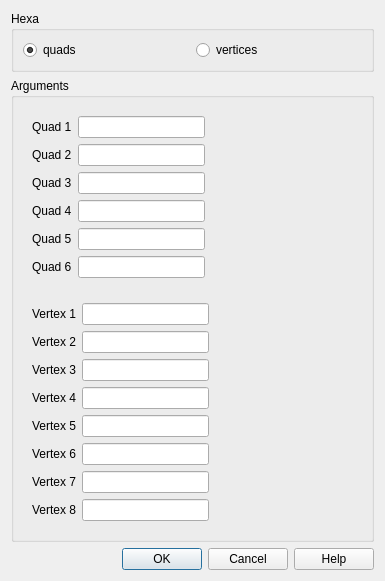
Old version of the form src/HEXABLOCKGUI/Hexa_QTD.ui in the repository SalomePlatform/hexablock.
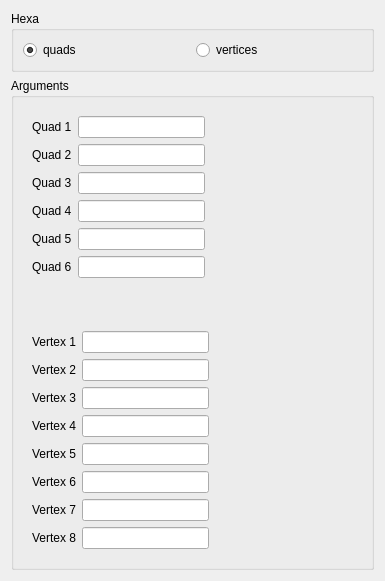
New version of the form.

Commit message: fixed : selection model added : highlight on propagation's edges 	apply button on dialog panel updated : association menu, object brower's name, menu always showing, ...

What changed in the file:
```diff
--- a/src/HEXABLOCKGUI/Hexa_QTD.ui
+++ b/src/HEXABLOCKGUI/Hexa_QTD.ui
@@ -323,16 +323,6 @@
      </layout>
     </widget>
    </item>
-   <item>
-    <widget class="QDialogButtonBox" name="buttonBox">
-     <property name="orientation">
-      <enum>Qt::Horizontal</enum>
-     </property>
-     <property name="standardButtons">
-      <set>QDialogButtonBox::Cancel|QDialogButtonBox::Ok|QDialogButtonBox::Help</set>
-     </property>
-    </widget>
-   </item>
   </layout>
  </widget>
  <resources/>
```
Left out of the diff: 32 changed lines with no effect on the pictures. The commit also changes 37 other files.
